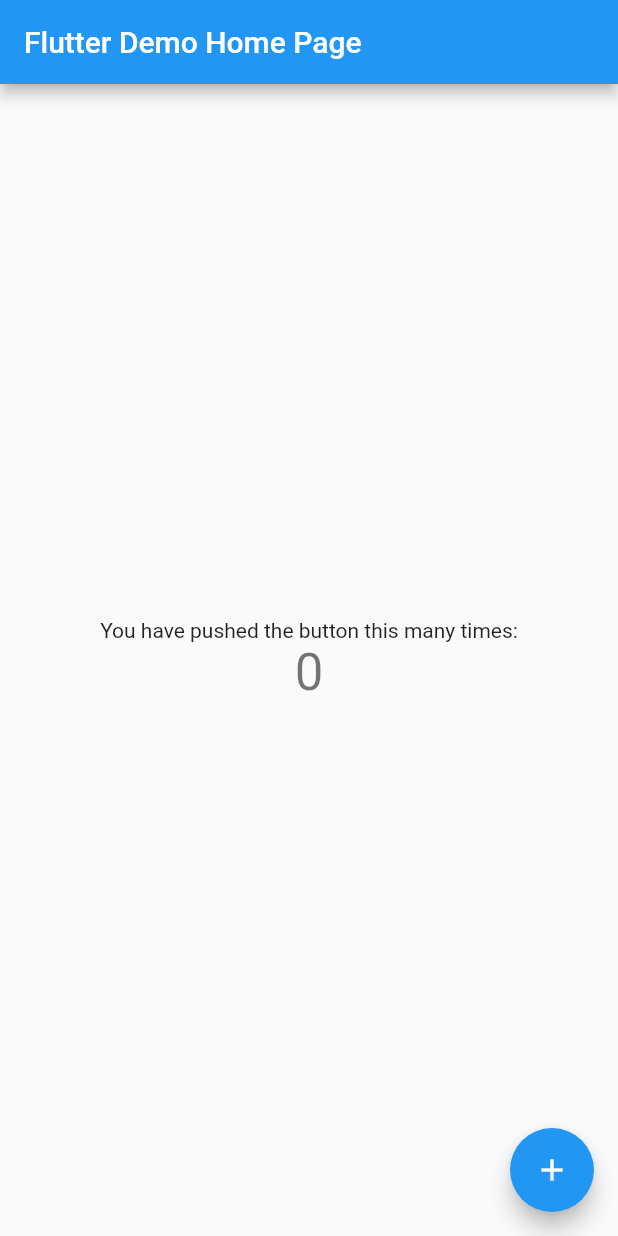
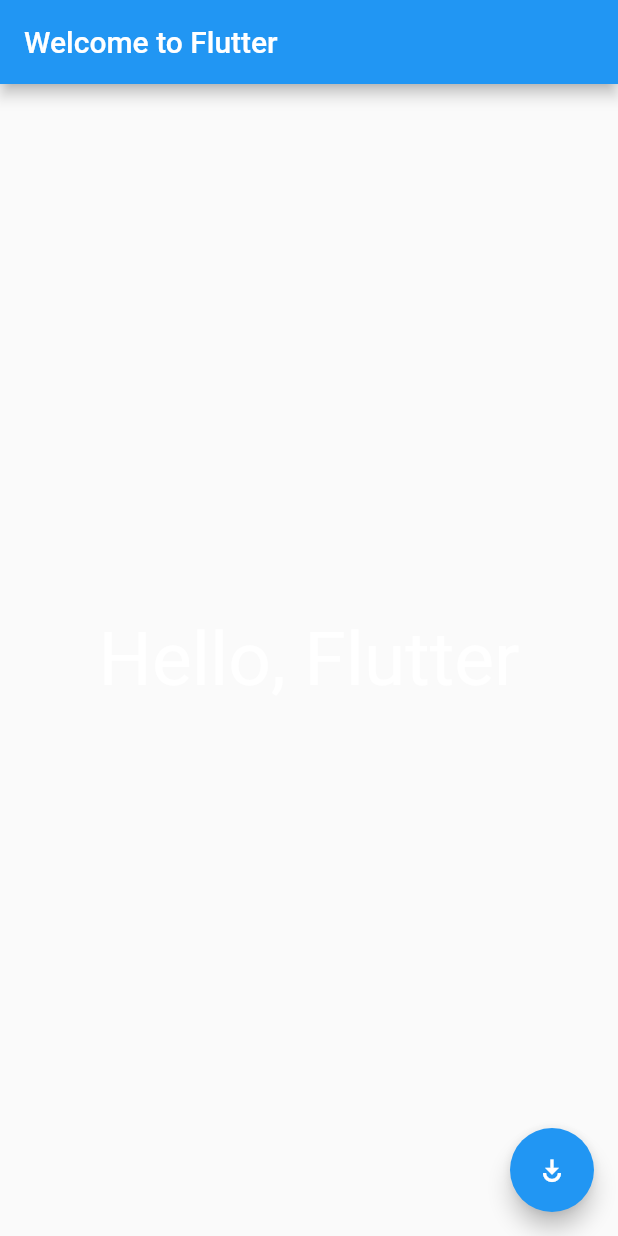
Before and after one commit to miumesh/Hello_Flutter-Dart_and_Flutter, a Flutter app: the screen it shows after launch, on a phone screen of 412 x 824 dp. Run offline on Flutter 3.47's test engine with Material 2 defaults, Android fonts, the phone set to English and light mode, and no system bars.

Commit message:
Text switch added

```diff
--- a/lib/main.dart
+++ b/lib/main.dart
@@ -1,111 +1,62 @@
 import 'package:flutter/material.dart';
 
-void main() => runApp(MyApp());
+void main() => runApp(HelloFlutterApp());
 
-class MyApp extends StatelessWidget {
-  // This widget is the root of your application.
+class HelloFlutterApp extends StatelessWidget {
+
   @override
   Widget build(BuildContext context) {
     return MaterialApp(
       title: 'Flutter Demo',
       theme: ThemeData(
-        // This is the theme of your application.
-        //
-        // Try running your application with "flutter run". You'll see the
-        // application has a blue toolbar. Then, without quitting the app, try
-        // changing the primarySwatch below to Colors.green and then invoke
-        // "hot reload" (press "r" in the console where you ran "flutter run",
-        // or simply save your changes to "hot reload" in a Flutter IDE).
-        // Notice that the counter didn't reset back to zero; the application
-        // is not restarted.
         primarySwatch: Colors.blue,
       ),
-      home: MyHomePage(title: 'Flutter Demo Home Page'),
+      home: HomePage(title: 'Welcome to Flutter'),
     );
   }
 }
 
-class MyHomePage extends StatefulWidget {
-  MyHomePage({Key key, this.title}) : super(key: key);
-
-  // This widget is the home page of your application. It is stateful, meaning
-  // that it has a State object (defined below) that contains fields that affect
-  // how it looks.
-
-  // This class is the configuration for the state. It holds the values (in this
-  // case the title) provided by the parent (in this case the App widget) and
-  // used by the build method of the State. Fields in a Widget subclass are
-  // always marked "final".
+class HomePage extends StatefulWidget {
+  HomePage({Key key, this.title}) : super(key: key);
 
   final String title;
 
   @override
-  _MyHomePageState createState() => _MyHomePageState();
+  _HomePageState createState() => _HomePageState();
 }
 
-class _MyHomePageState extends State<MyHomePage> {
-  int _counter = 0;
-
-  void _incrementCounter() {
+class _HomePageState extends State<HomePage> {
+  var color =Colors.white;
+  void _changeColor() {
     setState(() {
-      // This call to setState tells the Flutter framework that something has
-      // changed in this State, which causes it to rerun the build method below
-      // so that the display can reflect the updated values. If we changed
-      // _counter without calling setState(), then the build method would not be
-      // called again, and so nothing would appear to happen.
-      _counter++;
+      if (color == Colors.white) {
+        color = Colors.blue;
+      }else{
+        color = Colors.white;
+      }
     });
   }
-
   @override
   Widget build(BuildContext context) {
-    // This method is rerun every time setState is called, for instance as done
-    // by the _incrementCounter method above.
-    //
-    // The Flutter framework has been optimized to make rerunning build methods
-    // fast, so that you can just rebuild anything that needs updating rather
-    // than having to individually change instances of widgets.
     return Scaffold(
       appBar: AppBar(
-        // Here we take the value from the MyHomePage object that was created by
-        // the App.build method, and use it to set our appbar title.
-        title: Text(widget.title),
+      title: Text(widget.title),
       ),
       body: Center(
-        // Center is a layout widget. It takes a single child and positions it
-        // in the middle of the parent.
         child: Column(
-          // Column is also layout widget. It takes a list of children and
-          // arranges them vertically. By default, it sizes itself to fit its
-          // children horizontally, and tries to be as tall as its parent.
-          //
-          // Invoke "debug painting" (press "p" in the console, choose the
-          // "Toggle Debug Paint" action from the Flutter Inspector in Android
-          // Studio, or the "Toggle Debug Paint" command in Visual Studio Code)
-          // to see the wireframe for each widget.
-          //
-          // Column has various properties to control how it sizes itself and
-          // how it positions its children. Here we use mainAxisAlignment to
-          // center the children vertically; the main axis here is the vertical
-          // axis because Columns are vertical (the cross axis would be
-          // horizontal).
           mainAxisAlignment: MainAxisAlignment.center,
           children: <Widget>[
             Text(
-              'You have pushed the button this many times:',
-            ),
-            Text(
-              '$_counter',
-              style: Theme.of(context).textTheme.display1,
+              'Hello, Flutter',
+              style: TextStyle(fontSize: 50, color: color )
             ),
           ],
         ),
       ),
       floatingActionButton: FloatingActionButton(
-        onPressed: _incrementCounter,
-        tooltip: 'Increment',
-        child: Icon(Icons.add),
-      ), // This trailing comma makes auto-formatting nicer for build methods.
+        onPressed: _changeColor,
+        child: Icon(Icons.play_for_work),
+      ),
     );
   }
 }
```
Also changed, not shown: 1 other file.
